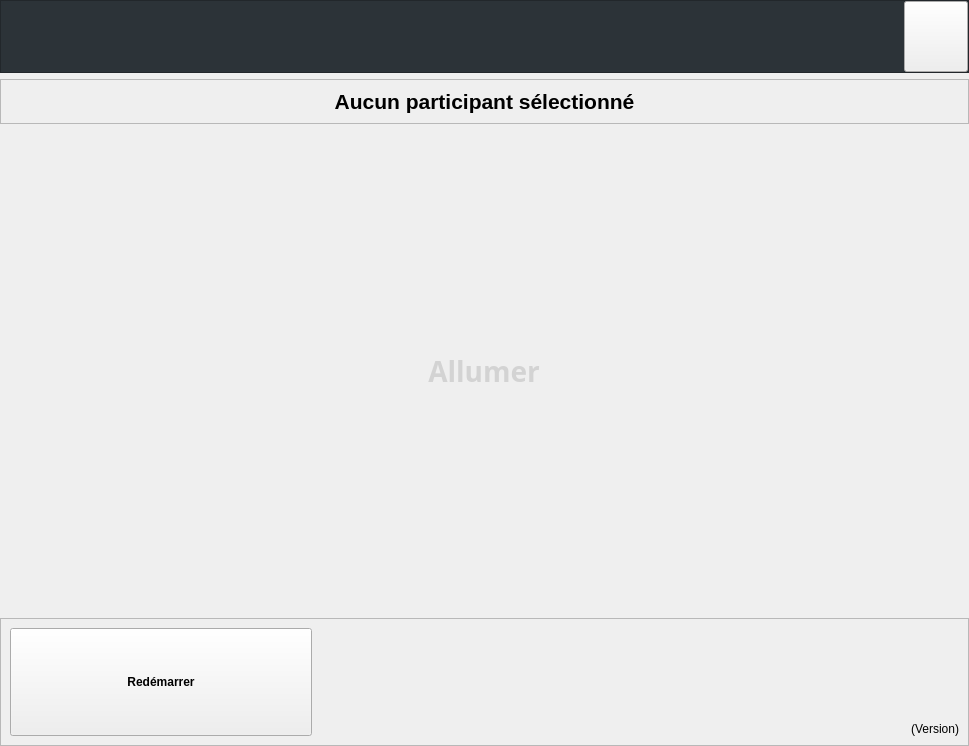
Above: client/src/main/MainKitWindow.ui from introlab/openteraplus before the change. Below: the same form after it.
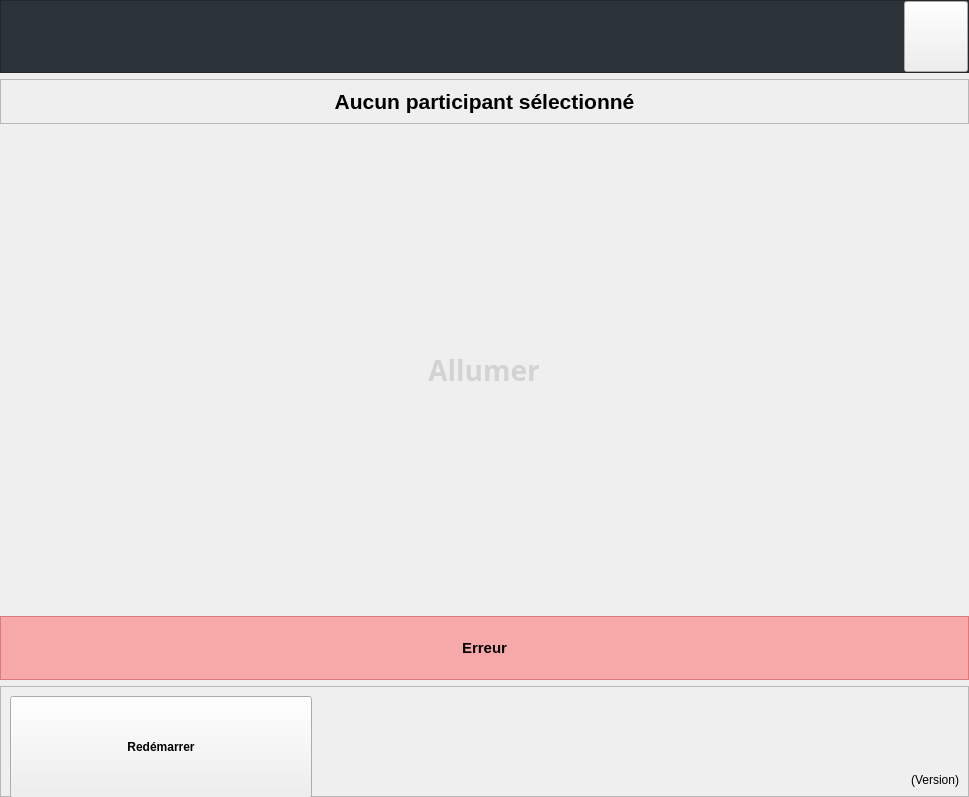
That is the form after the change. Icons and pictures are not drawn.

```diff
--- a/client/src/main/MainKitWindow.ui
+++ b/client/src/main/MainKitWindow.ui
@@ -7,7 +7,7 @@
     <x>0</x>
     <y>0</y>
     <width>969</width>
-    <height>746</height>
+    <height>797</height>
    </rect>
   </property>
   <property name="windowTitle">
@@ -18,6 +18,10 @@
 	background-color: #2c3338;
 }
 
+QFrame#frameError{
+   background-color: rgba(255, 97, 97,50%);
+}
+
 QToolButton#btnExit{
 	background-color: rgba(0,0,0,0%);
 	color: rgba(0,0,0,0%);
@@ -320,6 +324,59 @@
       </layout>
      </widget>
     </item>
+    <item>
+     <widget class="QFrame" name="frameError">
+      <property name="sizePolicy">
+       <sizepolicy hsizetype="Preferred" vsizetype="Fixed">
+        <horstretch>0</horstretch>
+        <verstretch>0</verstretch>
+       </sizepolicy>
+      </property>
+      <property name="minimumSize">
+       <size>
+        <width>0</width>
+        <height>64</height>
+       </size>
+      </property>
+      <property name="maximumSize">
+       <size>
+        <width>16777215</width>
+        <height>64</height>
+       </size>
+      </property>
+      <property name="frameShape">
+       <enum>QFrame::StyledPanel</enum>
+      </property>
+      <property name="frameShadow">
+       <enum>QFrame::Raised</enum>
+      </property>
+      <layout class="QHBoxLayout" name="horizontalLayout_5">
+       <item>
+        <widget class="QLabel" name="lblError">
+         <property name="sizePolicy">
+          <sizepolicy hsizetype="Preferred" vsizetype="MinimumExpanding">
+           <horstretch>0</horstretch>
+           <verstretch>0</verstretch>
+          </sizepolicy>
+         </property>
+         <property name="font">
+          <font>
+           <pointsize>11</pointsize>
+           <weight>75</weight>
+           <bold>true</bold>
+          </font>
+         </property>
+         <property name="text">
+          <string>Erreur</string>
+         </property>
+         <property name="alignment">
+          <set>Qt::AlignCenter</set>
+         </property>
+        </widget>
+       </item>
+      </layout>
+     </widget>
+    </item>
     <item>
      <widget class="QFrame" name="frameFooter">
       <property name="sizePolicy">
```
